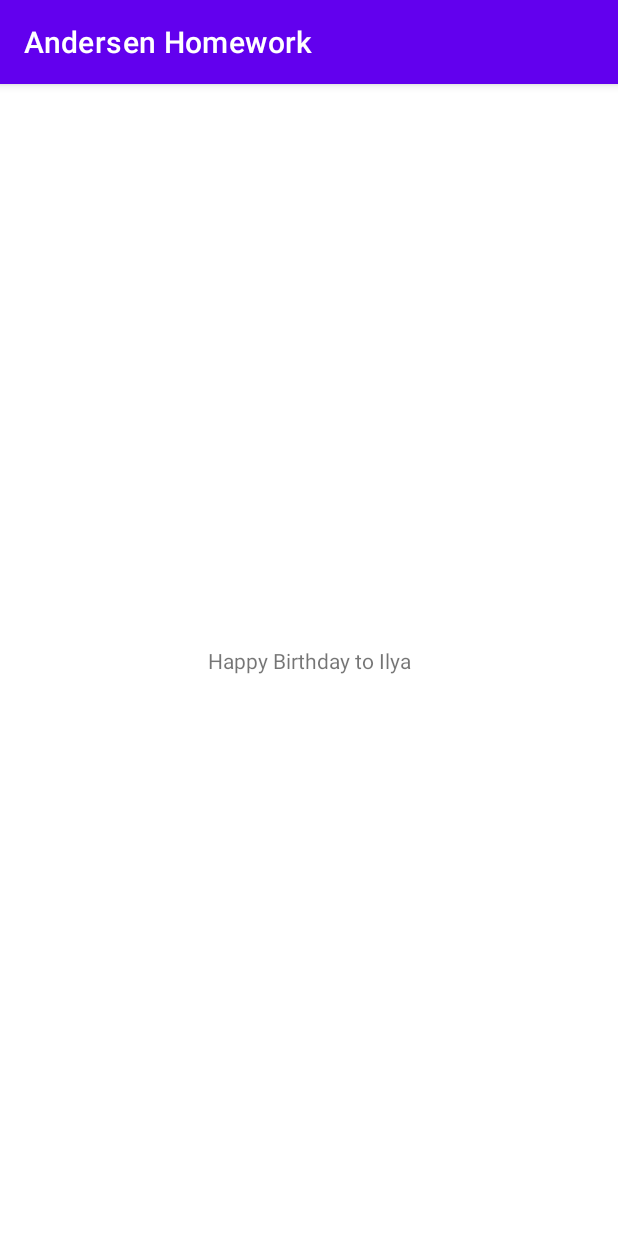
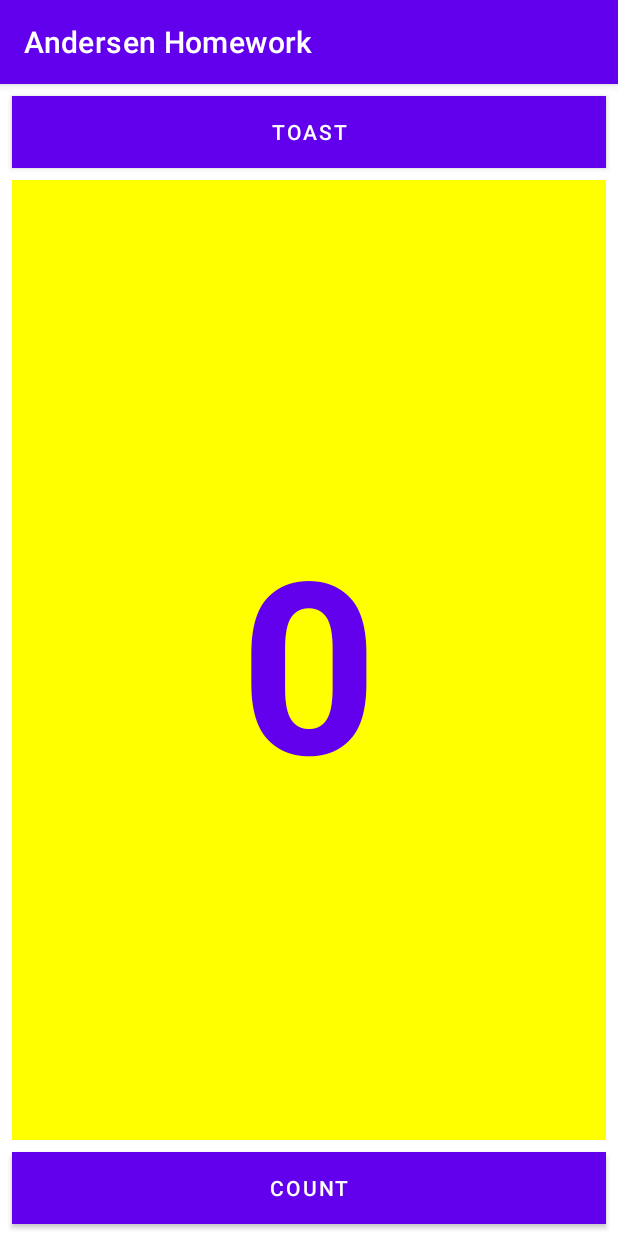
Before and after one commit to Skyrel74/andersen_homework_2, an Android app: the screen it shows after launch (MainActivity), on a phone screen of 412 x 824 dp. Run offline under Robolectric (Android 15) with nearby library versions, the phone set to English and light mode, and no system bars.

Commit message:
1.2 Part A: Your first interactive UI
Signed-off-by: Ilya Rakipov <ilya.rakipov@gmail.com>

```diff
--- a/app/src/main/java/ru/skyrel74/andersenhomework2/MainActivity.kt
+++ b/app/src/main/java/ru/skyrel74/andersenhomework2/MainActivity.kt
@@ -2,17 +2,30 @@
 
 import android.os.Bundle
 import android.util.Log
+import android.view.View
+import android.widget.TextView
+import android.widget.Toast
 import androidx.appcompat.app.AppCompatActivity
 
-class MainActivity : AppCompatActivity() {
+class MainActivity : AppCompatActivity(R.layout.activity_main) {
 
     private val LOG_TAG = MainActivity::class.java.simpleName
 
+    private var mCount = 0
+    private lateinit var mShowCount: TextView
+
     override fun onCreate(savedInstanceState: Bundle?) {
         super.onCreate(savedInstanceState)
-        setContentView(R.layout.activity_main)
+        mShowCount = findViewById(R.id.show_count)
 
         runCatching { throw Exception("Some message for logging") }
             .onFailure { error -> Log.e(LOG_TAG, error.message) }
     }
+
+    fun showToast(view: View): Unit =
+        Toast.makeText(this, R.string.toast_message, Toast.LENGTH_SHORT).show()
+
+    fun countUp(view: View): Unit {
+        mShowCount.text = (++mCount).toString()
+    }
 }
--- /dev/null
+++ b/app/src/main/res/layout-land/activity_main.xml
@@ -0,0 +1,51 @@
+<?xml version="1.0" encoding="utf-8"?>
+<androidx.constraintlayout.widget.ConstraintLayout xmlns:android="http://schemas.android.com/apk/res/android"
+    xmlns:app="http://schemas.android.com/apk/res-auto"
+    xmlns:tools="http://schemas.android.com/tools"
+    android:layout_width="match_parent"
+    android:layout_height="match_parent"
+    tools:context=".MainActivity">
+
+    <Button
+        android:id="@+id/button_toast"
+        android:layout_width="wrap_content"
+        android:layout_height="wrap_content"
+        android:layout_marginStart="8dp"
+        android:layout_marginTop="8dp"
+        android:background="@color/design_default_color_primary"
+        android:onClick="showToast"
+        android:text="@string/button_label_toast"
+        android:textColor="@android:color/white"
+        app:layout_constraintStart_toStartOf="parent"
+        app:layout_constraintTop_toTopOf="parent" />
+
+    <TextView
+        android:id="@+id/show_count"
+        android:layout_width="wrap_content"
+        android:layout_height="wrap_content"
+        android:layout_marginStart="8dp"
+        android:layout_marginTop="8dp"
+        android:background="#FFFF00"
+        android:gravity="center_vertical"
+        android:text="@string/count_initial_value"
+        android:textAlignment="center"
+        android:textColor="@color/design_default_color_primary"
+        android:textSize="160sp"
+        android:textStyle="bold"
+        app:layout_constraintStart_toEndOf="@+id/button_toast"
+        app:layout_constraintTop_toTopOf="parent" />
+
+    <Button
+        android:id="@+id/button_count"
+        android:layout_width="wrap_content"
+        android:layout_height="wrap_content"
+        android:layout_marginStart="8dp"
+        android:layout_marginTop="8dp"
+        android:background="@color/design_default_color_primary"
+        android:onClick="countUp"
+        android:text="@string/button_label_count"
+        android:textColor="@android:color/white"
+        app:layout_constraintStart_toStartOf="parent"
+        app:layout_constraintTop_toBottomOf="@+id/button_toast" />
+
+</androidx.constraintlayout.widget.ConstraintLayout>
--- /dev/null
+++ b/app/src/main/res/layout-port/activity_main.xml
@@ -0,0 +1,59 @@
+<?xml version="1.0" encoding="utf-8"?>
+<androidx.constraintlayout.widget.ConstraintLayout xmlns:android="http://schemas.android.com/apk/res/android"
+    xmlns:app="http://schemas.android.com/apk/res-auto"
+    xmlns:tools="http://schemas.android.com/tools"
+    android:layout_width="match_parent"
+    android:layout_height="match_parent"
+    tools:context=".MainActivity">
+
+    <Button
+        android:id="@+id/button_toast"
+        android:layout_width="0dp"
+        android:layout_height="wrap_content"
+        android:layout_marginStart="8dp"
+        android:layout_marginTop="8dp"
+        android:layout_marginEnd="8dp"
+        android:background="@color/design_default_color_primary"
+        android:onClick="showToast"
+        android:text="@string/button_label_toast"
+        android:textColor="@android:color/white"
+        app:layout_constraintEnd_toEndOf="parent"
+        app:layout_constraintStart_toStartOf="parent"
+        app:layout_constraintTop_toTopOf="parent" />
+
+    <Button
+        android:id="@+id/button_count"
+        android:layout_width="0dp"
+        android:layout_height="wrap_content"
+        android:layout_marginStart="8dp"
+        android:layout_marginEnd="8dp"
+        android:layout_marginBottom="8dp"
+        android:background="@color/design_default_color_primary"
+        android:onClick="countUp"
+        android:text="@string/button_label_count"
+        android:textColor="@android:color/white"
+        app:layout_constraintBottom_toBottomOf="parent"
+        app:layout_constraintEnd_toEndOf="parent"
+        app:layout_constraintStart_toStartOf="parent" />
+
+    <TextView
+        android:id="@+id/show_count"
+        android:layout_width="0dp"
+        android:layout_height="0dp"
+        android:layout_marginStart="8dp"
+        android:layout_marginTop="8dp"
+        android:layout_marginEnd="8dp"
+        android:layout_marginBottom="8dp"
+        android:background="#FFFF00"
+        android:gravity="center_vertical"
+        android:text="@string/count_initial_value"
+        android:textAlignment="center"
+        android:textColor="@color/design_default_color_primary"
+        android:textSize="160sp"
+        android:textStyle="bold"
+        app:layout_constraintBottom_toTopOf="@+id/button_count"
+        app:layout_constraintEnd_toEndOf="parent"
+        app:layout_constraintStart_toStartOf="parent"
+        app:layout_constraintTop_toBottomOf="@+id/button_toast" />
+
+</androidx.constraintlayout.widget.ConstraintLayout>
--- a/app/src/main/res/layout/activity_main.xml
+++ /dev/null
@@ -1,18 +0,0 @@
-<?xml version="1.0" encoding="utf-8"?>
-<androidx.constraintlayout.widget.ConstraintLayout xmlns:android="http://schemas.android.com/apk/res/android"
-    xmlns:app="http://schemas.android.com/apk/res-auto"
-    xmlns:tools="http://schemas.android.com/tools"
-    android:layout_width="match_parent"
-    android:layout_height="match_parent"
-    tools:context=".MainActivity">
-
-    <TextView
-        android:layout_width="wrap_content"
-        android:layout_height="wrap_content"
-        android:text="@string/greetings_message"
-        app:layout_constraintBottom_toBottomOf="parent"
-        app:layout_constraintLeft_toLeftOf="parent"
-        app:layout_constraintRight_toRightOf="parent"
-        app:layout_constraintTop_toTopOf="parent" />
-
-</androidx.constraintlayout.widget.ConstraintLayout>
--- a/app/src/main/res/values/strings.xml
+++ b/app/src/main/res/values/strings.xml
@@ -1,4 +1,8 @@
 <resources>
     <string name="app_name">Andersen Homework</string>
-    <string name="greetings_message">Happy Birthday to Ilya</string>
+    <string name="greetings_message">Hello World</string>
+    <string name="button_label_toast">Toast</string>
+    <string name="button_label_count">Count</string>
+    <string name="count_initial_value">0</string>
+    <string name="toast_message">Hello Toast!</string>
 </resources>
```
Also changed, not shown: 2 other files.
